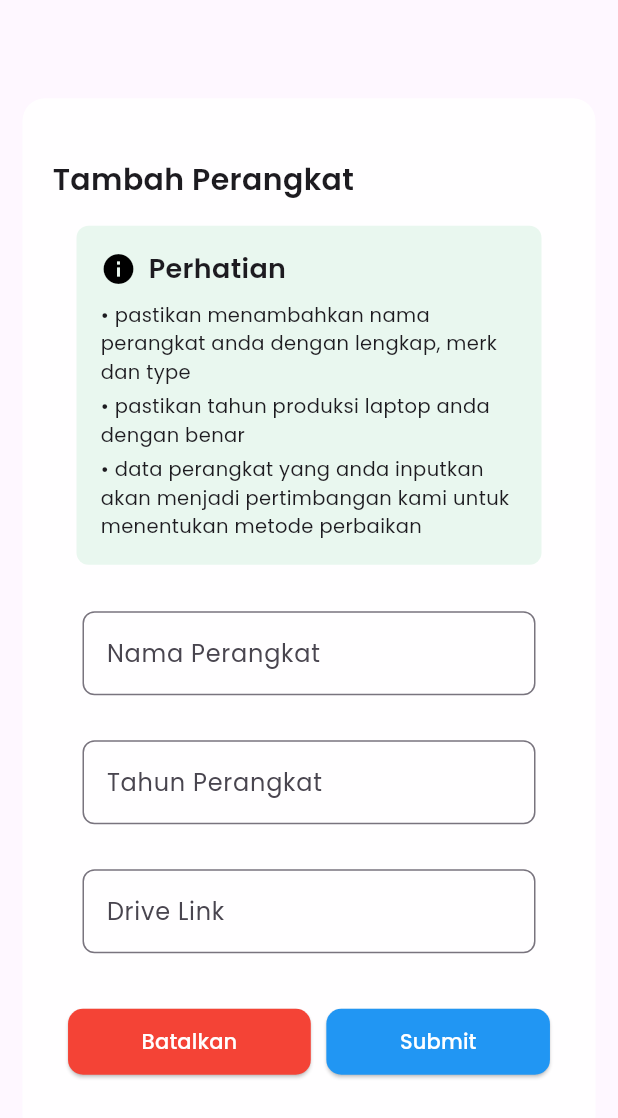
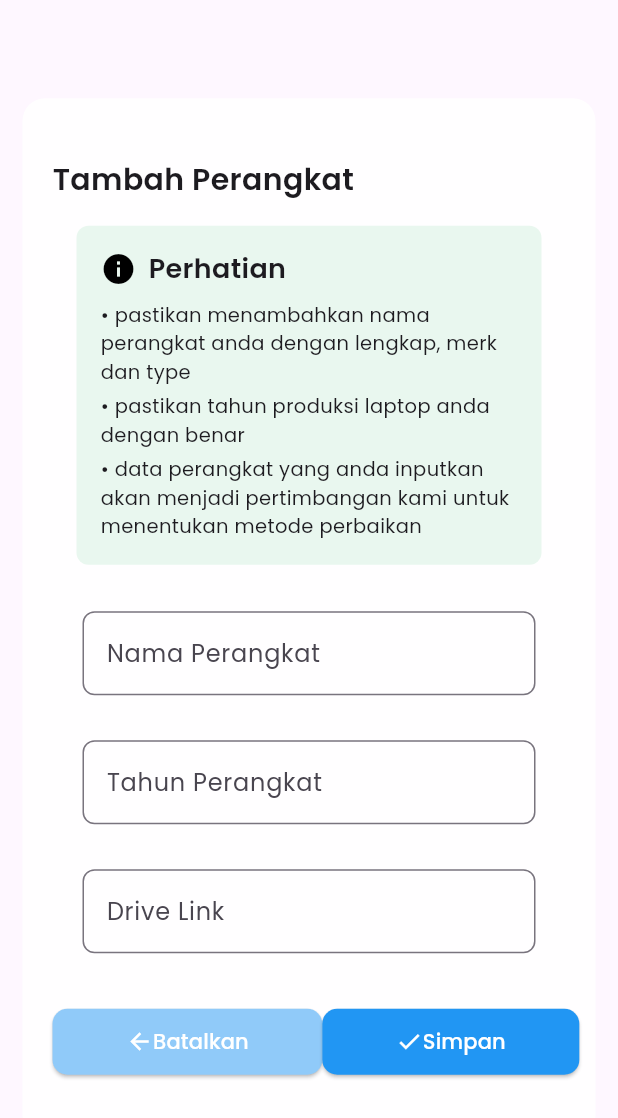
Before and after one commit to hawk-xc/Flutter_e_antrean, a Flutter app: the DeviceForm widget shown alone on an empty page, opened directly with empty values, on a phone screen of 412 x 824 dp. Shown: the top 1118 px of the screen. Run offline on Flutter 3.47's test engine with Material 3 defaults, Android fonts, the phone set to English and light mode, and no system bars; our stand-ins replace dio, shared_preferences; accounts and stored records are empty; network calls fail.

Commit message:
add update on device.update*

```diff
--- a/lib/ui/device_particle/deviceForm.dart
+++ b/lib/ui/device_particle/deviceForm.dart
@@ -150,7 +150,7 @@ class DeviceForm extends StatelessWidget {
                     ),
                     const SizedBox(height: 20),
                     isLoading
-                        ? CircularProgressIndicator()
+                        ? const CircularProgressIndicator()
                         : Row(
                             mainAxisAlignment: MainAxisAlignment.spaceEvenly,
                             crossAxisAlignment: CrossAxisAlignment.center,
@@ -158,18 +158,57 @@ class DeviceForm extends StatelessWidget {
                               ElevatedButton(
                                 onPressed: toggleFormVisibility,
                                 style: ElevatedButton.styleFrom(
-                                  backgroundColor: Colors.red,
+                                  backgroundColor: Colors.blue.shade200,
                                   shape: RoundedRectangleBorder(
                                     borderRadius: BorderRadius.circular(10.0),
                                   ),
                                 ),
                                 child: Padding(
-                                  padding: EdgeInsets.fromLTRB(25, 12, 25, 12),
-                                  child: Text('Batalkan',
-                                      style: TextStyle(
-                                          color: Colors.white, fontSize: 14)),
+                                  padding: isEditing
+                                      ? const EdgeInsets.fromLTRB(2, 12, 2, 12)
+                                      : const EdgeInsets.fromLTRB(
+                                          25, 12, 25, 12),
+                                  child: const Row(
+                                    children: <Widget>[
+                                      Icon(
+                                        Icons.arrow_back,
+                                        color: Colors.white,
+                                      ),
+                                      Text('Batalkan',
+                                          style: TextStyle(
+                                              color: Colors.white,
+                                              fontSize: 14))
+                                    ],
+                                  ),
                                 ),
                               ),
+                              Container(
+                                  child: isEditing
+                                      ? ElevatedButton(
+                                          onPressed: toggleFormVisibility,
+                                          style: ElevatedButton.styleFrom(
+                                            backgroundColor: Colors.red,
+                                            shape: RoundedRectangleBorder(
+                                              borderRadius:
+                                                  BorderRadius.circular(10.0),
+                                            ),
+                                          ),
+                                          child: const Padding(
+                                            padding: EdgeInsets.fromLTRB(
+                                                2, 12, 2, 12),
+                                            child: Row(children: [
+                                              Icon(
+                                                Icons.delete_outline,
+                                                color: Colors.white,
+                                              ),
+                                              Text('Hapus',
+                                                  style: TextStyle(
+                                                      color: Colors.white,
+                                                      fontSize: 14)),
+                                            ]),
+                                          ),
+                                        )
+                                      : null),
                               ElevatedButton(
                                 onPressed: addDevice,
                                 style: ElevatedButton.styleFrom(
@@ -179,11 +218,19 @@ class DeviceForm extends StatelessWidget {
                                   ),
                                 ),
                                 child: Padding(
-                                  padding:
-                                      const EdgeInsets.fromLTRB(25, 12, 25, 12),
-                                  child: Text(isEditing ? 'Update' : 'Submit',
-                                      style: const TextStyle(
-                                          color: Colors.white, fontSize: 14)),
+                                  padding: isEditing
+                                      ? const EdgeInsets.fromLTRB(2, 12, 2, 12)
+                                      : const EdgeInsets.fromLTRB(
+                                          25, 12, 25, 12),
+                                  child: Row(children: [
+                                    const Icon(
+                                      Icons.check,
+                                      color: Colors.white,
+                                    ),
+                                    Text(isEditing ? 'Ubah' : 'Simpan',
+                                        style: const TextStyle(
+                                            color: Colors.white, fontSize: 14)),
+                                  ]),
                                 ),
                               ),
                             ],
```
Also changed, not shown: lib/ui/device_particle/removeDeviceForm.dart (deleted).
